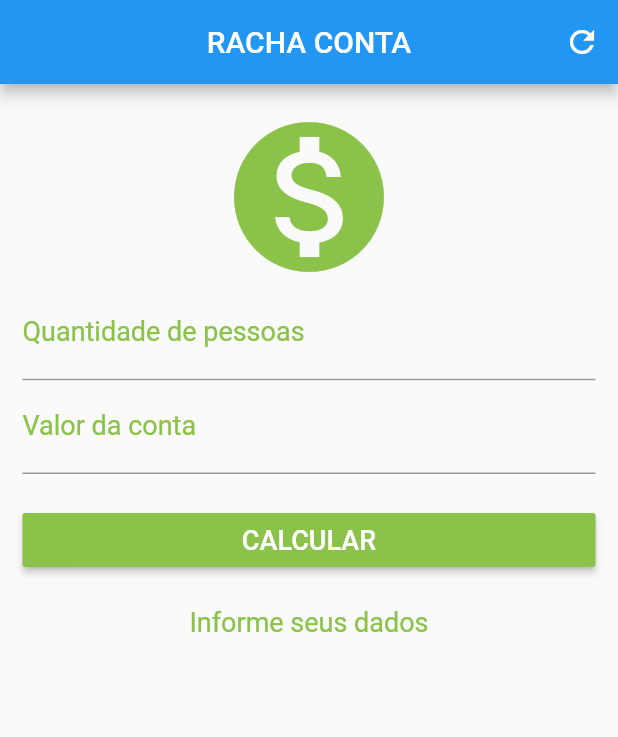
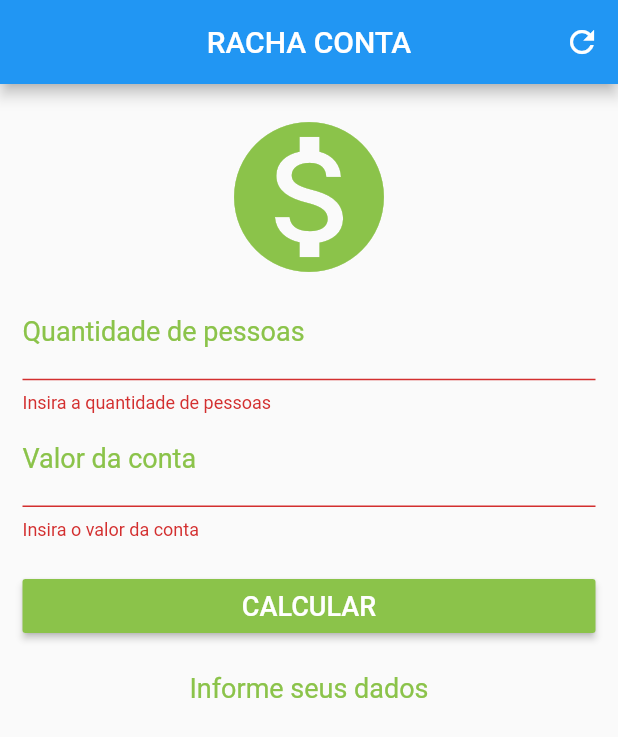
Before and after one commit to johnbuenodev/racha-contaflutter, a Flutter app: the screen it shows after launch, after a tap on "CALCULAR", on a phone screen of 412 x 824 dp. Shown: the top 737 px of the screen. Run offline on Flutter 3.47's test engine with Material 2 defaults, Android fonts, the phone set to English and light mode, and no system bars.

```diff
--- a/lib/main.dart
+++ b/lib/main.dart
@@ -19,10 +19,12 @@ class _contaState extends State<contaPage> {
   TextEditingController quantidadePessoasController = TextEditingController();
   TextEditingController valorContaController = TextEditingController();
 
+  GlobalKey<FormState> _formkey = GlobalKey<FormState>();
+
   String _valorPessoa = "Informe seus dados";
   //criar função void para calcular ao apertar o botão
   // metodo underline iniciado informa que a função só será acessada dentro do escopo desta classe.
-  void _calcular(){
+  void _calcular() {
     double quantidadepessoas = double.parse(quantidadePessoasController.text);
     double valorconta = double.parse(valorContaController.text);
 
@@ -33,17 +35,14 @@ class _contaState extends State<contaPage> {
     setState(() {
       _valorPessoa = "Valor por pessoa: ${valortotal.toStringAsPrecision(4)}";
     });
-
   }
 
-  void _limparCamposForm(){
-
+  void _limparCamposForm() {
     setState(() {
       _valorPessoa = "Informe seus dados";
       quantidadePessoasController.text = "";
       valorContaController.text = "";
     });
-
   }
 
   @override
@@ -52,7 +51,7 @@ class _contaState extends State<contaPage> {
       appBar: AppBar(
         title: Text("RACHA CONTA"),
         centerTitle: true,
-        actions: <Widget> [
+        actions: <Widget>[
           IconButton(
             icon: Icon(Icons.refresh),
             onPressed: () {
@@ -66,8 +65,11 @@ class _contaState extends State<contaPage> {
           child: Padding(
               padding: EdgeInsets.all(15),
               child: Form(
+                  key:
+                      _formkey, //chave formkey para identificar e poder criar os validators
                   child: (Column(
-              crossAxisAlignment: CrossAxisAlignment.stretch, // vai fazer com q
+                    crossAxisAlignment:
+                        CrossAxisAlignment.stretch, // vai fazer com q
                     // os elemento ocupem
                     // td o espaço da coluna defina
                     children: <Widget>[
@@ -83,7 +85,14 @@ class _contaState extends State<contaPage> {
                             labelText: "Quantidade de pessoas",
                             labelStyle: TextStyle(color: Colors.lightGreen)),
                         textAlign: TextAlign.center,
-            style: TextStyle(color: Colors.lightGreen, fontSize: 18),
+                        style:
+                            TextStyle(color: Colors.lightGreen, fontSize: 18),
+                        validator: (value) {
+                          //validador do campo, verifica qd o botao calcular for pressionado
+                          if (value.isEmpty) {
+                            return "Insira a quantidade de pessoas";
+                          }
+                        },
                       ),
                       TextFormField(
                           keyboardType: TextInputType.number,
@@ -93,24 +102,36 @@ class _contaState extends State<contaPage> {
                             labelStyle: TextStyle(color: Colors.lightGreen),
                           ),
                           textAlign: TextAlign.center,
-            style: TextStyle(color: Colors.lightGreen, fontSize: 18),
-          ),
+                          style:
+                              TextStyle(color: Colors.lightGreen, fontSize: 18),
+                          validator: (value) {
+                            if (value.isEmpty) {
+                              return "Insira o valor da conta";
+                            }
+                          }),
                       Padding(
-            padding: EdgeInsets.only(bottom: 20, top:20),
+                        padding: EdgeInsets.only(bottom: 20, top: 20),
                         child: Container(
                             child: RaisedButton(
                           onPressed: () {
+                            if(_formkey.currentState.validate()){
                               _calcular();
+                            }
+                            valorContaController.clear(); //outro metodo de limpar os campos
+                            quantidadePessoasController.clear();
                           },
                           color: Colors.lightGreen,
-               child: Text("CALCULAR", style: TextStyle( color: Colors.white, fontSize: 18),),
-             )
+                          child: Text(
+                            "CALCULAR",
+                            style: TextStyle(color: Colors.white, fontSize: 18),
                           ),
+                        )),
                       ),
                       Text(
                         _valorPessoa,
                         textAlign: TextAlign.center,
-            style: TextStyle(color: Colors.lightGreen, fontSize: 18),
+                        style:
+                            TextStyle(color: Colors.lightGreen, fontSize: 18),
                       )
                     ],
                   ))))),
```
Lines whose indentation alone changed are shown as unchanged.
